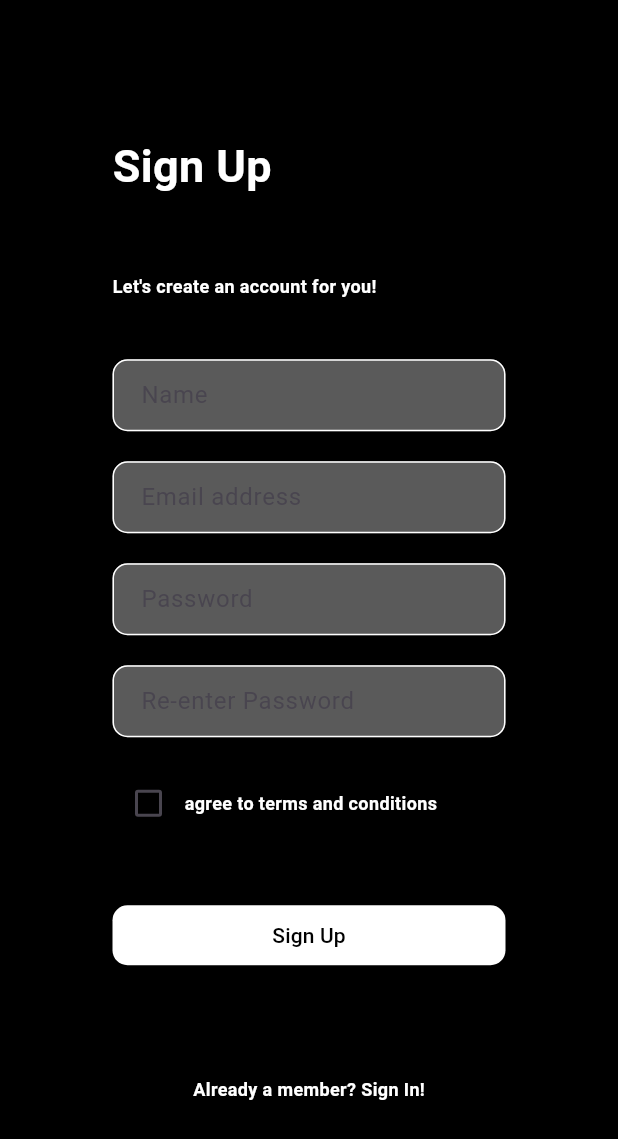
After one commit to rishabhrm/showcase, a Flutter app: the SignupScreen screen opened directly, on a phone screen of 412 x 824 dp. The commit adds this screen. Shown: the top 1139 px of the screen. Run offline on Flutter 3.47's test engine with Material 3 defaults, Android fonts, the phone set to English and light mode, and no system bars; statements that could not run were skipped.

Commit message:
added login and sign-up screens

```diff
--- a/lib/main.dart
+++ b/lib/main.dart
@@ -10,7 +10,9 @@ class MainApp extends StatelessWidget {
   @override
   Widget build(BuildContext context) {
     return const MaterialApp(
-      home: SplashScreen()
+      title: 'showcase',
+      home: <screen_name>(),
+      debugShowCheckedModeBanner: false,
     );
   }
 }
--- /dev/null
+++ b/lib/screens/signup_screen.dart
@@ -0,0 +1,208 @@
+import 'package:flutter/material.dart';
+
+class SignupScreen extends StatefulWidget {
+  const SignupScreen({super.key});
+
+  @override
+  State<SignupScreen> createState() => _SignupScreenState();
+}
+
+class _SignupScreenState extends State<SignupScreen> {
+  bool _isChecked = false;
+
+  @override
+  Widget build(BuildContext context) {
+    return Scaffold(
+      backgroundColor: const Color.fromARGB(255, 0, 0, 0),
+      body: Padding(
+        padding: const EdgeInsets.symmetric(horizontal: 75),
+        child: Column(
+          mainAxisAlignment: MainAxisAlignment.center,
+          crossAxisAlignment: CrossAxisAlignment.start,
+          children: [
+            const Text(
+              'Sign Up',
+              style: TextStyle(
+                fontSize: 30,
+                color: Colors.white,
+                fontWeight: FontWeight.bold,
+              ),
+            ),
+            SizedBox(height: 50),
+            Text(
+              "Let's create an account for you!",
+              style: TextStyle(
+                fontSize: 12,
+                color: Colors.white,
+                fontWeight: FontWeight.bold,
+              ),
+            ),
+            SizedBox(height: 40),
+            Form(
+              child: Column(
+                children: [
+                  TextFormField(
+                    keyboardType: TextInputType.emailAddress,
+                    cursorColor: Colors.white,
+                    style: TextStyle(color: Colors.white),
+                    decoration: InputDecoration(
+                      contentPadding: EdgeInsets.symmetric(vertical: 5, horizontal: 15),
+                      labelText: 'Name',
+                      hintText: 'Enter your name',
+                      border: OutlineInputBorder(
+                        borderRadius: BorderRadius.circular(10),
+                      ),
+                      filled: true,
+                      fillColor: const Color.fromRGBO(90, 90, 90, 1),
+                      focusedBorder: OutlineInputBorder(
+                        borderRadius: BorderRadius.circular(10),
+                        borderSide: BorderSide(color: Colors.white),
+                      ),
+                      enabledBorder: OutlineInputBorder(
+                        borderRadius: BorderRadius.circular(10),
+                        borderSide: BorderSide(color: Colors.white),
+                      ),
+                    ),
+                    onChanged: (String value) {},
+                    validator: (value) {
+                      return value!.isEmpty ? 'Please enter name' : null;
+                    },
+                  ),
+                  SizedBox(height: 20),
+                  TextFormField(
+                    keyboardType: TextInputType.emailAddress,
+                    cursorColor: Colors.white,
+                    style: TextStyle(color: Colors.white),
+                    decoration: InputDecoration(
+                      contentPadding: EdgeInsets.symmetric(vertical: 5, horizontal: 15),
+                      labelText: 'Email address',
+                      hintText: 'Enter your email address',
+                      border: OutlineInputBorder(
+                        borderRadius: BorderRadius.circular(10),
+                      ),
+                      filled: true,
+                      fillColor: const Color.fromRGBO(90, 90, 90, 1),
+                      focusedBorder: OutlineInputBorder(
+                        borderRadius: BorderRadius.circular(10),
+                        borderSide: BorderSide(color: Colors.white),
+                      ),
+                      enabledBorder: OutlineInputBorder(
+                        borderRadius: BorderRadius.circular(10),
+                        borderSide: BorderSide(color: Colors.white),
+                      ),
+                    ),
+                    onChanged: (String value) {},
+                    validator: (value) {
+                      return value!.isEmpty ? 'Please enter email address' : null;
+                    },
+                  ),
+                  SizedBox(height: 20),
+                  TextFormField(
+                    keyboardType: TextInputType.visiblePassword,
+                    cursorColor: Colors.white,
+                    style: TextStyle(color: Colors.white),
+                    decoration: InputDecoration(
+                      contentPadding: EdgeInsets.symmetric(vertical: 5, horizontal: 15),
+                      labelText: 'Password',
+                      hintText: 'Enter your password',
+                      border: OutlineInputBorder(
+                        borderRadius: BorderRadius.circular(10),
+                      ),
+                      filled: true,
+                      fillColor: const Color.fromRGBO(90, 90, 90, 1),
+                      focusedBorder: OutlineInputBorder(
+                        borderRadius: BorderRadius.circular(10),
+                        borderSide: BorderSide(color: Colors.white),
+                      ),
+                      enabledBorder: OutlineInputBorder(
+                        borderRadius: BorderRadius.circular(10),
+                        borderSide: BorderSide(color: Colors.white),
+                      ),
+                    ),
+                    onChanged: (String value) {},
+                    validator: (value) {
+                      return value!.isEmpty ? 'Please enter password' : null;
+                    },
+                  ),
+                  SizedBox(height: 20),
+                  TextFormField(
+                    keyboardType: TextInputType.visiblePassword,
+                    cursorColor: Colors.white,
+                    style: TextStyle(color: Colors.white),
+                    decoration: InputDecoration(
+                      contentPadding: EdgeInsets.symmetric(vertical: 5, horizontal: 15),
+                      labelText: 'Re-enter Password',
+                      hintText: 'Re-enter your password',
+                      border: OutlineInputBorder(
+                        borderRadius: BorderRadius.circular(10),
+                      ),
+                      filled: true,
+                      fillColor: const Color.fromRGBO(90, 90, 90, 1),
+                      focusedBorder: OutlineInputBorder(
+                        borderRadius: BorderRadius.circular(10),
+                        borderSide: BorderSide(color: Colors.white),
+                      ),
+                      enabledBorder: OutlineInputBorder(
+                        borderRadius: BorderRadius.circular(10),
+                        borderSide: BorderSide(color: Colors.white),
+                      ),
+                    ),
+                    onChanged: (String value) {},
+                    validator: (value) {
+                      return value!.isEmpty ? 'Please re-enter password' : null;
+                    },
+                  ),
+                  SizedBox(height: 20),
+                  Row(
+                    children: [
+                      Checkbox(
+                        value: _isChecked,
+                        onChanged: (bool? value) {
+                          setState(() {
+                            _isChecked = value ?? false;
+                          });
+                        },
+                        activeColor: Colors.white,
+                        checkColor: Colors.black,
+                      ),
+                      Text(
+                        'agree to terms and conditions',
+                        style: TextStyle(
+                          fontSize: 12,
+                          color: Colors.white,
+                          fontWeight: FontWeight.bold,
+                        ),
+                      ),
+                    ],
+                  ),
+                  SizedBox(height: 40),
+                  ElevatedButton(
+                    style: ElevatedButton.styleFrom(
+                      foregroundColor: Colors.black,
+                      backgroundColor: Colors.white,
+                      minimumSize: Size(double.infinity, 40),
+                      shape: RoundedRectangleBorder(
+                        borderRadius: BorderRadius.circular(10),
+                      ),
+                    ),
+                    onPressed: () {},
+                    child: Text('Sign Up'),
+                  ),
+                  SizedBox(height: 70),
+                  Text(
+                    'Already a member? Sign In!',
+                    style: TextStyle(
+                      fontSize: 12,
+                      color: Colors.white,
+                      fontWeight: FontWeight.bold,
+                    ),
+                  ),
+                ],
+              ),
+            ),
+          ],
+        ),
+      ),
+    );
+  }
+}
```
Also changed, not shown: lib/screens/login_screen.dart (added, +140 -0 lines), lib/screens/login-screen.dart (deleted), lib/screens/signup-screen.dart (deleted).
